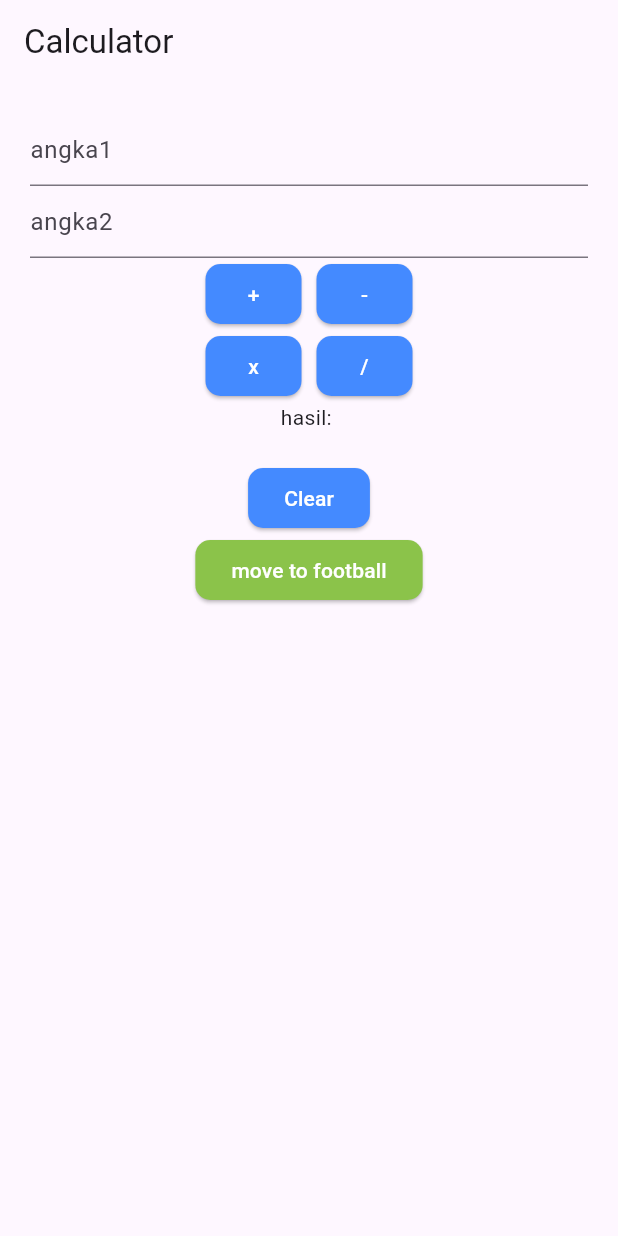
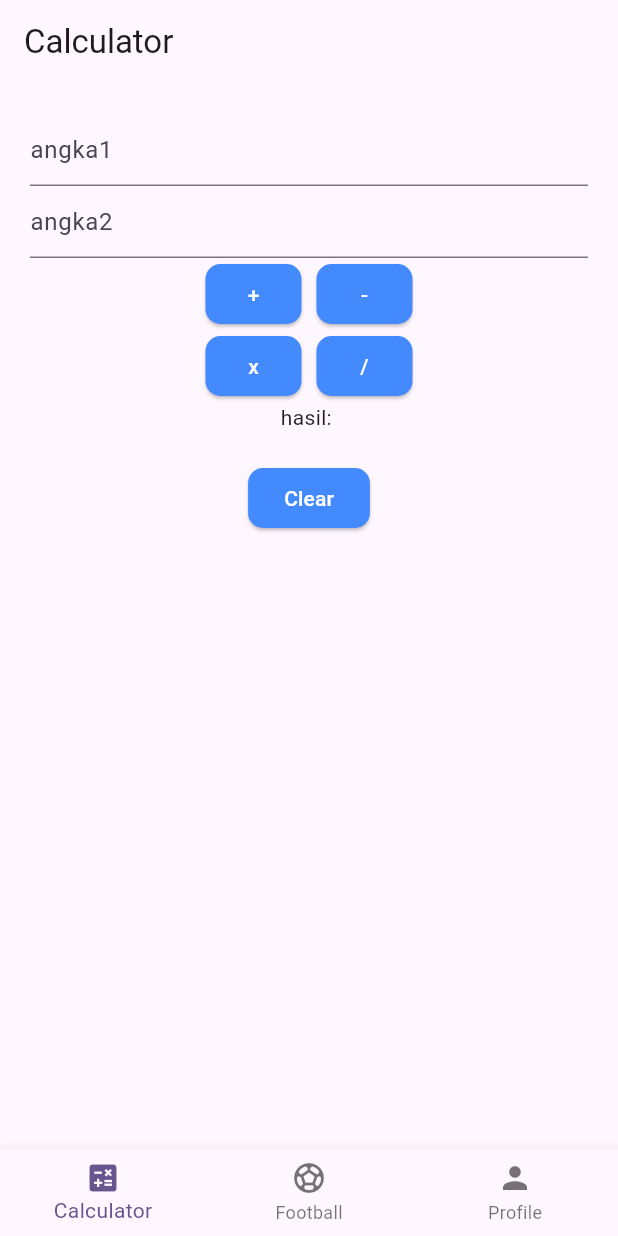
Before and after one commit to Caesaraya/tugasflutter, a Flutter app: the screen it shows after launch, on a phone screen of 412 x 824 dp. Run offline on Flutter 3.47's test engine with Material 3 defaults, Android fonts, the phone set to English and light mode, and no system bars; our stand-ins replace get.

Commit message:
bottomnav

```diff
--- a/lib/pages/calculator_page.dart
+++ b/lib/pages/calculator_page.dart
@@ -1,9 +1,9 @@
 import 'package:flutter/material.dart';
+import 'package:get/get.dart';
+import 'package:project_pertama_flutter/controllers/calculator_controller.dart';
 import 'package:project_pertama_flutter/routes/routes.dart';
 import 'package:project_pertama_flutter/widget/button.dart';
 import 'package:project_pertama_flutter/widget/textfield.dart';
-import 'package:project_pertama_flutter/controllers/calculator_controller.dart';
-import 'package:get/get.dart';
 
 class CalculatorPage extends StatelessWidget {
   final String hasil;
@@ -16,21 +16,42 @@ class CalculatorPage extends StatelessWidget {
   @override
   Widget build(BuildContext context) {
     return Scaffold(
-      appBar: AppBar(title: Text("Calculator")),
-      body: Container(
-        margin: EdgeInsets.all(20),
+      appBar: AppBar(title: const Text("Calculator")),
+      body: _calculatorBody(),
+      bottomNavigationBar: BottomNavigationBar(
+        currentIndex: 0,
+        onTap: (index) {
+          if (index == 0) {
+            Get.offAllNamed(AppRoutes.calculator);
+          } else if (index == 1) {
+            Get.offAllNamed(AppRoutes.footballplayers);
+          } else if (index == 2) {
+            Get.offAllNamed(AppRoutes.profile);
+          }
+        },
+        items: const [
+          BottomNavigationBarItem(
+            icon: Icon(Icons.calculate),
+            label: "Calculator",
+          ),
+          BottomNavigationBarItem(
+            icon: Icon(Icons.sports_soccer),
+            label: "Football",
+          ),
+          BottomNavigationBarItem(icon: Icon(Icons.person), label: "Profile"),
+        ],
+      ),
+    );
+  }
+
+  Widget _calculatorBody() {
+    return Container(
+      margin: const EdgeInsets.all(20),
       child: Column(
         children: [
-            Textfield(
-              hint: "angka1",
-              controller: calculatorController.txtangka1,
-            ),
-            Textfield(
-              hint: "angka2",
-              controller: calculatorController.txtangka2,
-            ),
-            Container(
-              child: Row(
+          Textfield(hint: "angka1", controller: calculatorController.txtangka1),
+          Textfield(hint: "angka2", controller: calculatorController.txtangka2),
+          Row(
             mainAxisAlignment: MainAxisAlignment.center,
             children: [
               CustomButton(
@@ -39,7 +60,7 @@ class CalculatorPage extends StatelessWidget {
                 press: calculatorController.tambah,
                 color: Colors.blueAccent,
               ),
-                  SizedBox(width: 10),
+              const SizedBox(width: 10),
               CustomButton(
                 textColor: Colors.white,
                 textt: "-",
@@ -48,9 +69,7 @@ class CalculatorPage extends StatelessWidget {
               ),
             ],
           ),
-            ),
-            Container(
-              child: Row(
+          Row(
             mainAxisAlignment: MainAxisAlignment.center,
             children: [
               CustomButton(
@@ -59,7 +78,7 @@ class CalculatorPage extends StatelessWidget {
                 press: calculatorController.kali,
                 color: Colors.blueAccent,
               ),
-                  SizedBox(width: 10),
+              const SizedBox(width: 10),
               CustomButton(
                 textColor: Colors.white,
                 textt: "/",
@@ -68,29 +87,17 @@ class CalculatorPage extends StatelessWidget {
               ),
             ],
           ),
-            ),
           Obx(() {
-              return Text(
-                'hasil: ' + calculatorController.hasil.value.toString(),
-              );
+            return Text('hasil: ${calculatorController.hasil.value}');
           }),
-            SizedBox(height: 20),
+          const SizedBox(height: 20),
           CustomButton(
             textColor: Colors.white,
             textt: "Clear",
             press: calculatorController.clear,
             color: Colors.blueAccent,
           ),
-            CustomButton(
-              textColor: Colors.white,
-              textt: 'move to football',
-              color: Colors.lightGreen,
-              press: () {
-                Get.toNamed(AppRoutes.footballplayers);
-              },
-            ),
         ],
-        ),
       ),
     );
   }
--- a/lib/routes/pages.dart
+++ b/lib/routes/pages.dart
@@ -1,8 +1,9 @@
-import 'package:get/get_navigation/src/routes/get_route.dart';
+import 'package:get/get.dart';
 import 'package:project_pertama_flutter/pages/calculator_page.dart';
 import 'package:project_pertama_flutter/pages/football_edit_page.dart';
 import 'package:project_pertama_flutter/pages/football_pages.dart';
 import 'package:project_pertama_flutter/routes/routes.dart';
+import 'package:project_pertama_flutter/pages/Profile_page.dart';
 
 class AppPages {
   static final pages = [
@@ -11,6 +12,7 @@ class AppPages {
       page: () => CalculatorPage(hasil: ''),
     ),
     GetPage(name: AppRoutes.footballplayers, page: () => FootballPages()),
+    GetPage(name: AppRoutes.profile, page: () => const ProfilePage()),
     GetPage(
       name: AppRoutes.footballeditplayers,
       page: () => FootballEditPage(),
--- a/lib/routes/routes.dart
+++ b/lib/routes/routes.dart
@@ -2,4 +2,5 @@ class AppRoutes {
   static const calculator = "/calculator";
   static const footballplayers = "/footballplayers";
   static const footballeditplayers = "/footballeditplayers";
+  static const profile = "/profile";
 }
--- a/pubspec.yaml
+++ b/pubspec.yaml
@@ -66,6 +66,7 @@ flutter:
     - asset/doku.jpg
     - asset/halan.jpg
     - asset/foden.jpg
+    - asset/person.png
 
   # An image asset can refer to one or more resolution-specific "variants", see
   # https://flutter.dev/to/resolution-aware-images
```
Also changed, not shown: lib/controllers/Bottomnav_controller.dart (added, +9 -0 lines), lib/controllers/football_edit_controller.dart (+31 -41 lines), lib/pages/Profile_page.dart (added, +62 -0 lines), lib/pages/football_edit_page.dart (+30 -35 lines), lib/pages/football_pages.dart (+29 -2 lines), asset/person.png (added). Lines whose indentation alone changed are shown as unchanged.
